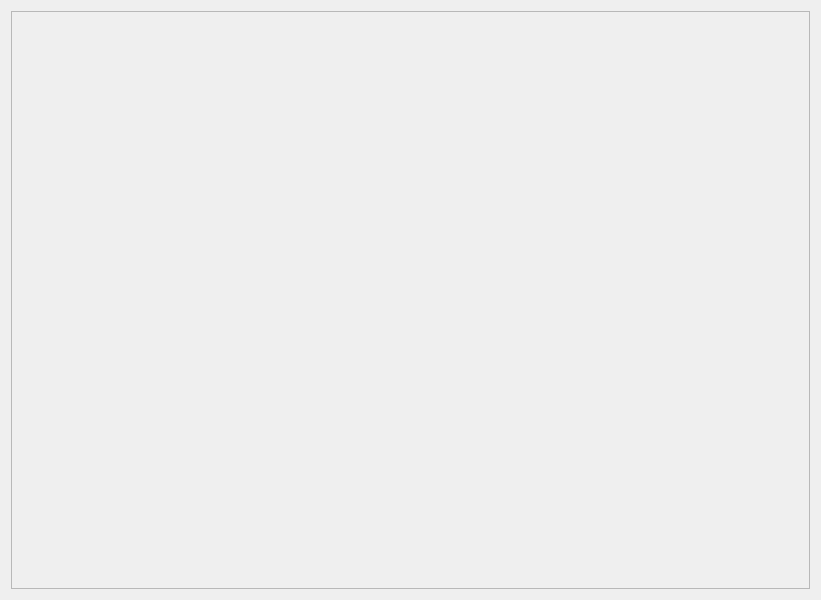
This is chocachoca/src/mainUI.ui in CoferSamuel/ODFE_robotica as Qt 5 draws it before an edit. The edited form follows.
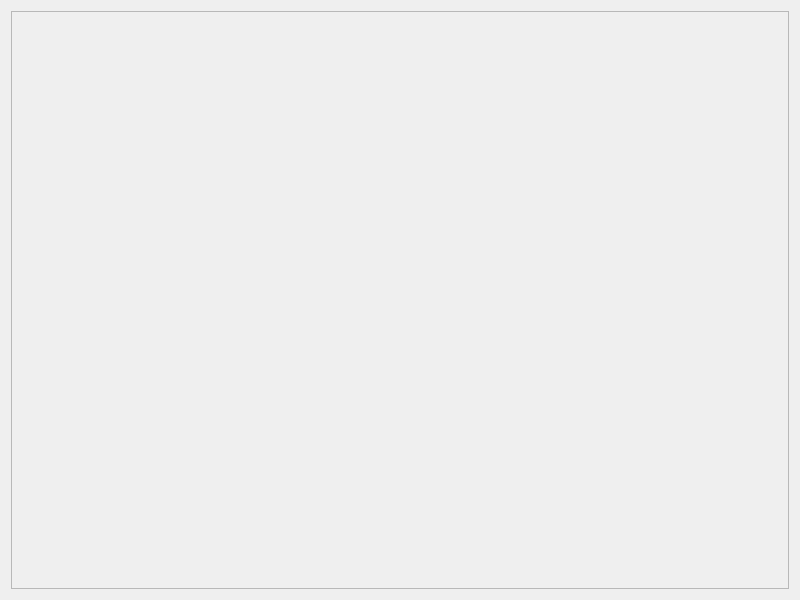
This is the edited form.

Patch:
```diff
--- a/chocachoca/src/mainUI.ui
+++ b/chocachoca/src/mainUI.ui
@@ -6,14 +6,14 @@
    <rect>
     <x>0</x>
     <y>0</y>
-    <width>821</width>
+    <width>800</width>
     <height>600</height>
    </rect>
   </property>
   <property name="windowTitle">
    <string>chocachoca</string>
   </property>
-  <layout class="QVBoxLayout" name="verticalLayout">
+  <layout class="QHBoxLayout" name="horizontalLayout">
    <item>
     <widget class="QFrame" name="frame">
      <property name="frameShape">
```
